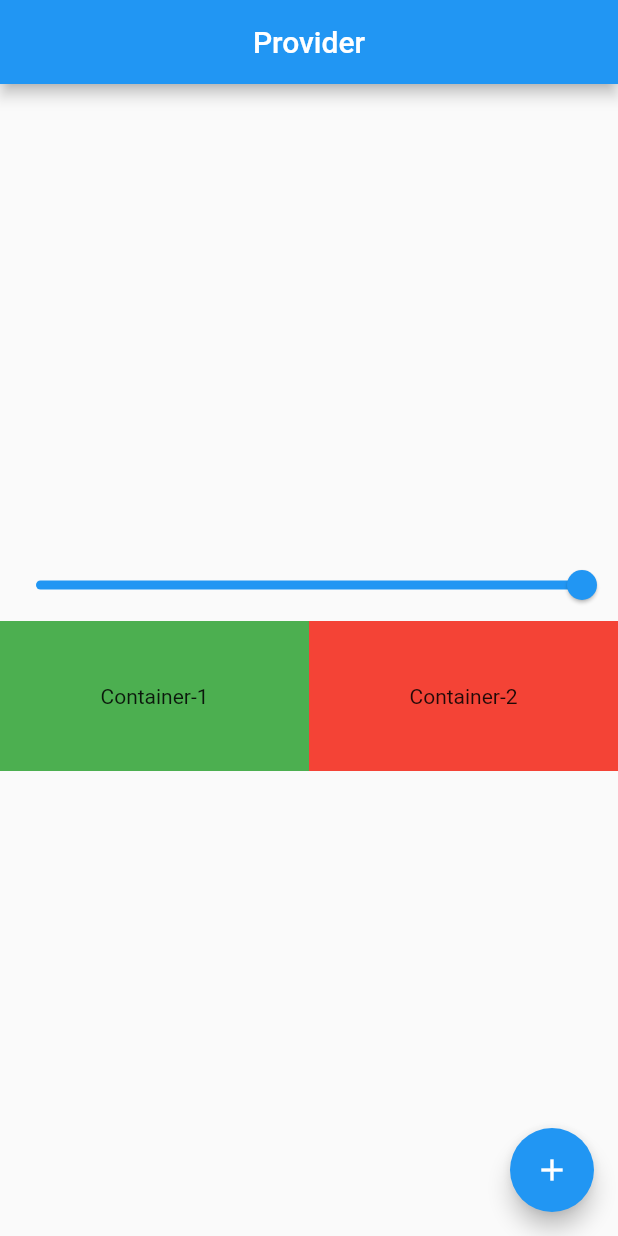
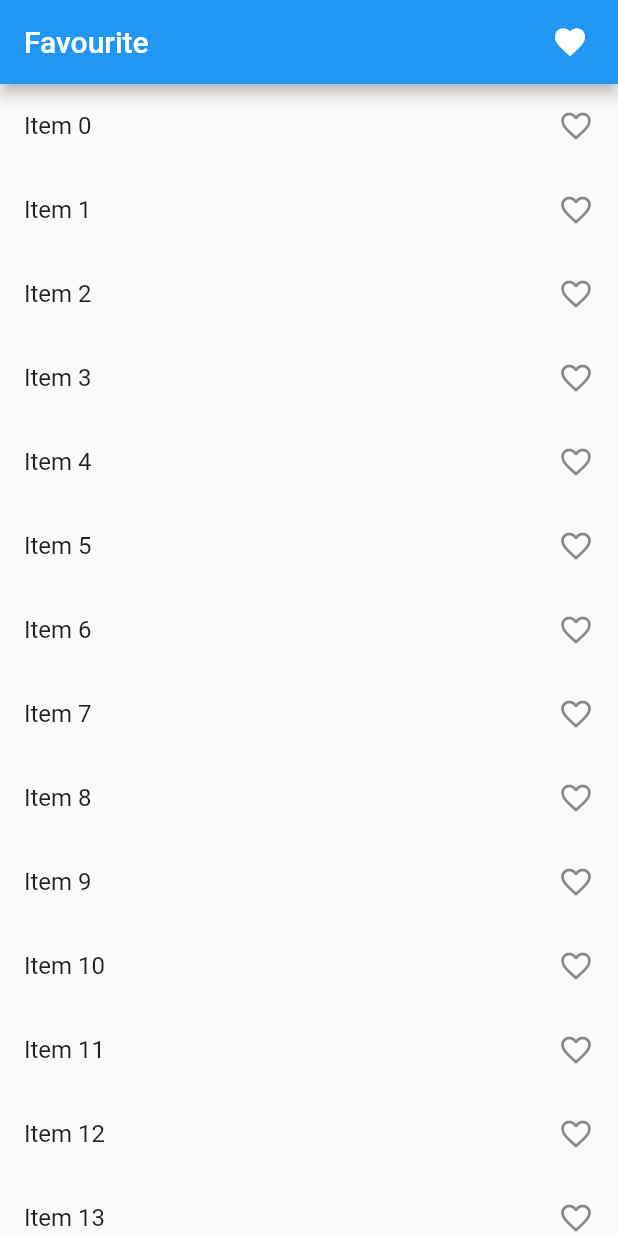
Before and after one commit to hamidhosen42/Flutter-Provider-State-Management, a Flutter app: the screen it shows after launch, on a phone screen of 412 x 824 dp. Run offline on Flutter 3.47's test engine with Material 2 defaults, Android fonts, the phone set to English and light mode, and no system bars.

Commit message:
Favourite App with Provider

```diff
--- a/lib/main.dart
+++ b/lib/main.dart
@@ -4,8 +4,10 @@ import 'package:flutter/material.dart';
 import 'package:flutter_provider_state_management/home_screen.dart';
 import 'package:flutter_provider_state_management/provider/count_provider.dart';
 import 'package:flutter_provider_state_management/provider/example_one_provider.dart';
+import 'package:flutter_provider_state_management/provider/favourite_provider.dart';
 import 'package:flutter_provider_state_management/screens/examples/count_example.dart';
 import 'package:flutter_provider_state_management/screens/examples/example_one.dart';
+import 'package:flutter_provider_state_management/screens/examples/favourite_example/favourite_screen.dart';
 import 'package:flutter_provider_state_management/statefull_widget_screen.dart';
 import 'package:flutter_provider_state_management/why_provider.dart';
 import 'package:provider/provider.dart';
@@ -21,8 +23,9 @@ class MyApp extends StatelessWidget {
   Widget build(BuildContext context) {
     return MultiProvider(
       providers: [
-        ChangeNotifierProvider(create: (_)=>CountProvider()),
+        ChangeNotifierProvider(create: (_) => CountProvider()),
         ChangeNotifierProvider(create: (_) => ExampleOneProvider()),
+        ChangeNotifierProvider(create: (_) => FavouriteItemProvider())
       ],
       child: MaterialApp(
         debugShowCheckedModeBanner: false,
@@ -34,7 +37,8 @@ class MyApp extends StatelessWidget {
         // home: StateFulWidget(),
         // home: WhyProviderScreen(),
         // home: CountExampleScreen(),
-        home: ExampleOneScreen(),
+        // home: ExampleOneScreen(),
+        home: FavouriteScreen(),
       ),
     );
   }
--- /dev/null
+++ b/lib/provider/favourite_provider.dart
@@ -0,0 +1,20 @@
+// ignore_for_file: prefer_final_fields
+
+import 'package:flutter/material.dart';
+
+class FavouriteItemProvider with ChangeNotifier {
+  List<int> _selectedItem = [];
+
+  List<int> get selectedItem => _selectedItem;
+
+  void addItem(int value)
+  {
+    _selectedItem.add(value);
+    notifyListeners();
+  }
+  void removeItem(int value)
+  {
+    _selectedItem.remove(value);
+    notifyListeners();
+  }
+}
--- /dev/null
+++ b/lib/screens/examples/favourite_example/favourite_screen.dart
@@ -0,0 +1,67 @@
+// ignore_for_file: prefer_const_constructors, prefer_interpolation_to_compose_strings, avoid_print, unused_local_variable, prefer_const_literals_to_create_immutables
+
+import 'package:flutter/material.dart';
+import 'package:flutter_provider_state_management/provider/favourite_provider.dart';
+import 'package:flutter_provider_state_management/screens/examples/favourite_example/myfavouite.dart';
+import 'package:provider/provider.dart';
+
+class FavouriteScreen extends StatefulWidget {
+  const FavouriteScreen({super.key});
+
+  @override
+  State<FavouriteScreen> createState() => _FavouriteScreenState();
+}
+
+class _FavouriteScreenState extends State<FavouriteScreen> {
+  // List<int> selectedItem = [];
+
+  @override
+  Widget build(BuildContext context) {
+    // final provider = Provider.of<FavouriteItemProvider>(context);
+    print("Build");
+    return Scaffold(
+      appBar: AppBar(
+        title: Text("Favourite"),
+        actions: [
+          InkWell(
+              onTap: () {
+                Navigator.push(
+                    context,
+                    MaterialPageRoute(
+                        builder: (_) => MyFavouriiteItemScreen()));
+              },
+              child: Icon(Icons.favorite)),
+          SizedBox(
+            width: 20,
+          ),
+        ],
+      ),
+      body: Column(
+        children: [
+          Expanded(
+            child: ListView.builder(
+              itemCount: 50,
+              itemBuilder: (context, index) {
+                return Consumer<FavouriteItemProvider>(
+                    builder: (context, value, child) {
+                  return ListTile(
+                      onTap: () {
+                        if (value.selectedItem.contains(index)) {
+                          value.removeItem(index);
+                        } else {
+                          value.addItem(index);
+                        }
+                      },
+                      title: Text("Item " + index.toString()),
+                      trailing: Icon(value.selectedItem.contains(index)
+                          ? Icons.favorite
+                          : Icons.favorite_outline));
+                });
+              },
+            ),
+          )
+        ],
+      ),
+    );
+  }
+}
```
Also changed, not shown: lib/screens/examples/favourite_example/myfavouite.dart (added, +66 -0 lines).
